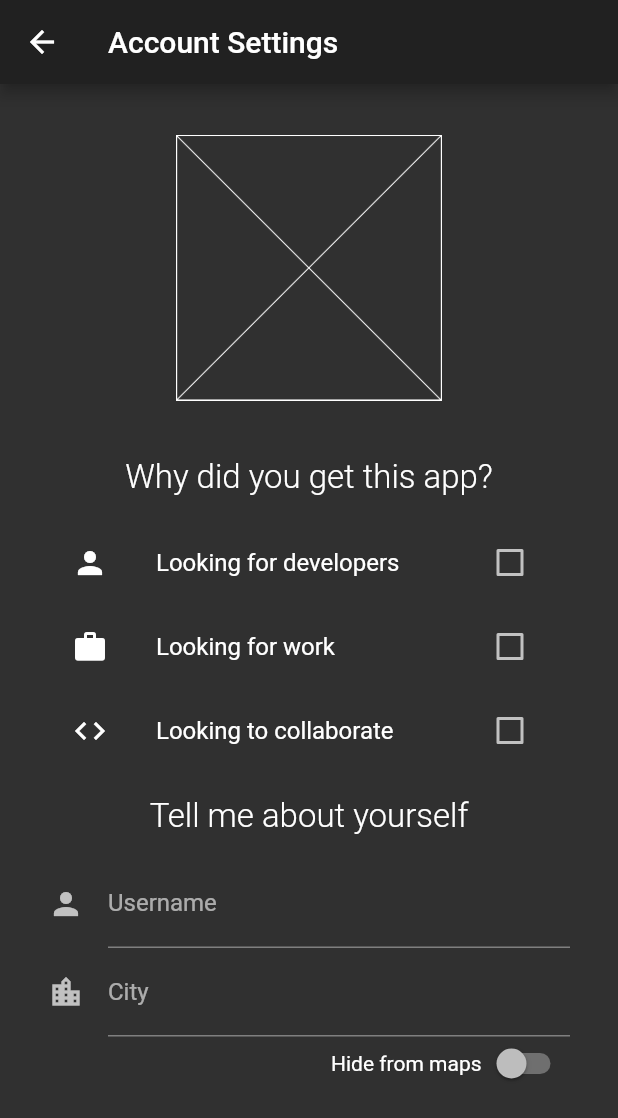
After one commit to Emil1483/find_devs, a Flutter app: the AccountRoute screen opened by its route, on a phone screen of 412 x 824 dp. The commit adds this screen. Shown: the top 1118 px of the screen. Run offline on Flutter 3.47's test engine with Material 2 defaults, Android fonts, the phone set to English and light mode, and no system bars; our stand-ins replace firebase_auth, google_sign_in; accounts and stored records are empty.

Commit message:
add account settings

```diff
--- a/lib/main.dart
+++ b/lib/main.dart
@@ -4,6 +4,7 @@ import 'package:provider/provider.dart';
 import './routes/home_route.dart';
 import './routes/auth_route.dart';
 import './routes/loading_route.dart';
+import './routes/account_route.dart';
 import './providers/user.dart';
 
 void main() => runApp(MyApp());
@@ -34,6 +35,7 @@ class MyApp extends StatelessWidget {
         routes: {
           HomeRoute.routeName: (_) => HomeRoute(),
           AuthRoute.routeName: (_) => AuthRoute(),
+          AccountRoute.routeName: (_) => AccountRoute(),
         },
         home: LoadingRoute(),
       ),
--- /dev/null
+++ b/lib/routes/account_route.dart
@@ -0,0 +1,141 @@
+import 'package:flutter/material.dart';
+
+class AccountRoute extends StatefulWidget {
+  static const String routeName = "/account";
+
+  @override
+  _AccountRouteState createState() => _AccountRouteState();
+}
+
+class _AccountRouteState extends State<AccountRoute> {
+  bool _dev = false;
+  bool _work = false;
+  bool _collab = false;
+  bool _hideFromMaps = false;
+
+  Widget _buildListTile({
+    @required Function onTap,
+    @required String text,
+    @required Widget icon,
+    @required bool value,
+  }) {
+    return ListTile(
+      onTap: () => setState(onTap),
+      title: Text(text),
+      leading: icon,
+      trailing: Checkbox(
+        onChanged: (bool value) => setState(onTap),
+        value: value,
+      ),
+    );
+  }
+
+  Widget _buildLookingFor() {
+    return Column(
+      children: <Widget>[
+        _buildListTile(
+          icon: Icon(Icons.person),
+          onTap: () => _dev = !_dev,
+          text: "Looking for developers",
+          value: _dev,
+        ),
+        _buildListTile(
+          icon: Icon(Icons.work),
+          onTap: () => _work = !_work,
+          text: "Looking for work",
+          value: _work,
+        ),
+        _buildListTile(
+          icon: Icon(Icons.code),
+          onTap: () => _collab = !_collab,
+          text: "Looking to collaborate",
+          value: _collab,
+        ),
+      ],
+    );
+  }
+
+  Widget _buildFormFields() {
+    return Column(
+      children: <Widget>[
+        TextFormField(
+          decoration: InputDecoration(
+            labelText: "Username",
+            icon: Icon(Icons.person),
+          ),
+        ),
+        TextFormField(
+          decoration: InputDecoration(
+            labelText: "City",
+            icon: Icon(Icons.location_city),
+          ),
+        ),
+      ],
+    );
+  }
+
+  Widget _buildLogo() {
+    return Container(
+      alignment: Alignment.center,
+      height: 177.0,
+      margin: EdgeInsets.symmetric(vertical: 22.0),
+      child: Image(
+        image: AssetImage("assets/missing_asset.png"),
+      ),
+    );
+  }
+
+  Widget _buildHide() {
+    return Container(
+      height: 36,
+      alignment: Alignment.centerRight,
+      child: GestureDetector(
+        onTap: () {
+          setState(() => _hideFromMaps = !_hideFromMaps);
+        },
+        child: Row(
+          mainAxisSize: MainAxisSize.min,
+          mainAxisAlignment: MainAxisAlignment.end,
+          children: <Widget>[
+            Text("Hide from maps"),
+            Switch(
+              onChanged: (bool value) => setState(() => _hideFromMaps = value),
+              value: _hideFromMaps,
+            ),
+          ],
+        ),
+      ),
+    );
+  }
+
+  Widget _text(String text) {
+    return Padding(
+      padding: EdgeInsets.symmetric(vertical: 16.0),
+      child: Text(
+        text,
+        textAlign: TextAlign.center,
+        style: Theme.of(context).textTheme.title,
+      ),
+    );
+  }
+
+  @override
+  Widget build(BuildContext context) {
+    return Scaffold(
+      appBar: AppBar(
+        title: Text("Account Settings"),
+      ),
+      body: ListView(
+        padding: EdgeInsets.symmetric(horizontal: 32.0, vertical: 12.0),
+        children: <Widget>[
+          _buildLogo(),
+          _text("Why did you get this app?"),
+          _buildLookingFor(),
+          _text("Tell me about yourself"),
+          _buildFormFields(),
+          _buildHide(),
+        ],
+      ),
+    );
+  }
+}
--- a/lib/routes/home_route.dart
+++ b/lib/routes/home_route.dart
@@ -3,6 +3,7 @@ import 'package:provider/provider.dart';
 
 import '../providers/user.dart';
 import './auth_route.dart';
+import './account_route.dart';
 
 class HomeRoute extends StatelessWidget {
   static const String routeName = "/home";
@@ -73,7 +74,9 @@ class HomeRoute extends StatelessWidget {
           ),
           IconButton(
             icon: Icon(Icons.settings),
-            onPressed: () {},
+            onPressed: () {
+              Navigator.of(context).pushNamed(AccountRoute.routeName);
+            },
           ),
         ],
       ),
```
